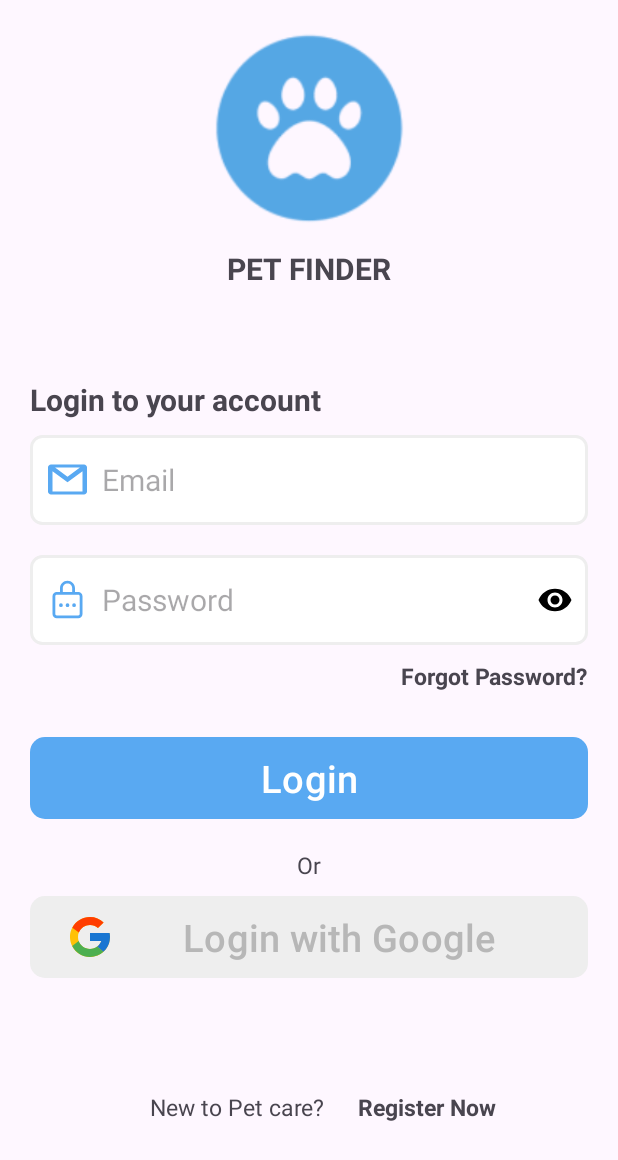
After one commit to vvvjey/Pet_Finder_Appp, an Android app: the layout login.xml on its own in the app's theme, with its tools: preview values and no code run, on a phone screen of 412 x 824 dp. The commit adds this screen. Shown: the top 1160 px of the screen. Run offline under Robolectric (Android 15) with nearby library versions, the phone set to English and light mode, and no system bars.

Commit message:
fea: login, register

```diff
--- /dev/null
+++ b/app/src/main/res/drawable/button_rounded.xml
@@ -0,0 +1,5 @@
+<shape xmlns:android="http://schemas.android.com/apk/res/android">
+    <corners android:radius="10dp" />
+    <solid android:color="@color/blue"
+        />
+</shape>
--- /dev/null
+++ b/app/src/main/res/drawable/button_rounded_gray.xml
@@ -0,0 +1,5 @@
+<shape xmlns:android="http://schemas.android.com/apk/res/android">
+    <corners android:radius="10dp" />
+    <solid android:color="@color/gray"
+        />
+</shape>
--- /dev/null
+++ b/app/src/main/res/drawable/edittext_rounded.xml
@@ -0,0 +1,11 @@
+<shape xmlns:android="http://schemas.android.com/apk/res/android">
+    <solid android:color="#FFFFFF" /> <!-- Màu nền của EditText -->
+    <corners android:radius="7dp" /> <!-- Bán kính bo tròn của EditText -->
+
+    <stroke
+        android:width="2dp"
+        android:color="@color/gray" /> <!-- Màu sắc của khung bo tròn -->
+    <padding
+        android:left="10dp"
+        android:right="10dp" /> <!-- Độ dài của khung bo tròn -->
+</shape>
--- /dev/null
+++ b/app/src/main/res/drawable/ic_eye.xml
@@ -0,0 +1,5 @@
+<vector xmlns:android="http://schemas.android.com/apk/res/android" android:height="24dp" android:tint="#000000" android:viewportHeight="24" android:viewportWidth="24" android:width="24dp">
+
+    <path android:fillColor="@android:color/white" android:pathData="M12,4.5C7,4.5 2.73,7.61 1,12c1.73,4.39 6,7.5 11,7.5s9.27,-3.11 11,-7.5c-1.73,-4.39 -6,-7.5 -11,-7.5zM12,17c-2.76,0 -5,-2.24 -5,-5s2.24,-5 5,-5 5,2.24 5,5 -2.24,5 -5,5zM12,9c-1.66,0 -3,1.34 -3,3s1.34,3 3,3 3,-1.34 3,-3 -1.34,-3 -3,-3z"/>
+
+</vector>
--- /dev/null
+++ b/app/src/main/res/drawable/icons8_fullname.xml
@@ -0,0 +1,5 @@
+<vector xmlns:android="http://schemas.android.com/apk/res/android" android:autoMirrored="true" android:height="30dp" android:tint="#59A9F2" android:viewportHeight="24" android:viewportWidth="24" android:width="30dp">
+
+    <path android:fillColor="@android:color/white" android:pathData="M12,2C6.48,2 2,6.48 2,12s4.48,10 10,10s10,-4.48 10,-10S17.52,2 12,2zM12,6c1.93,0 3.5,1.57 3.5,3.5S13.93,13 12,13s-3.5,-1.57 -3.5,-3.5S10.07,6 12,6zM12,20c-2.03,0 -4.43,-0.82 -6.14,-2.88C7.55,15.8 9.68,15 12,15s4.45,0.8 6.14,2.12C16.43,19.18 14.03,20 12,20z"/>
+
+</vector>
--- /dev/null
+++ b/app/src/main/res/drawable/icons8_gmail.xml
@@ -0,0 +1,5 @@
+<vector xmlns:android="http://schemas.android.com/apk/res/android" android:autoMirrored="true" android:height="30dp" android:viewportHeight="30" android:viewportWidth="30" android:width="30dp">
+
+    <path android:fillColor="#59A9F2" android:pathData="M4,5C2.907,5 2,5.907 2,7L2,23C2,24.093 2.907,25 4,25L26,25C27.093,25 28,24.093 28,23L28,7C28,5.907 27.093,5 26,5L4,5zM6.699,7L23.301,7L15,13.135L6.699,7zM5,9.475L15,16.865L25,9.475L25,23L5,23L5,9.475z"/>
+
+</vector>
--- /dev/null
+++ b/app/src/main/res/drawable/icons8_google.xml
@@ -0,0 +1,11 @@
+<vector xmlns:android="http://schemas.android.com/apk/res/android" android:autoMirrored="true" android:height="32dp" android:viewportHeight="48" android:viewportWidth="48" android:width="32dp">
+
+    <path android:fillColor="#FFC107" android:pathData="M43.611,20.083H42V20H24v8h11.303c-1.649,4.657 -6.08,8 -11.303,8c-6.627,0 -12,-5.373 -12,-12c0,-6.627 5.373,-12 12,-12c3.059,0 5.842,1.154 7.961,3.039l5.657,-5.657C34.046,6.053 29.268,4 24,4C12.955,4 4,12.955 4,24c0,11.045 8.955,20 20,20c11.045,0 20,-8.955 20,-20C44,22.659 43.862,21.35 43.611,20.083z"/>
+
+    <path android:fillColor="#FF3D00" android:pathData="M6.306,14.691l6.571,4.819C14.655,15.108 18.961,12 24,12c3.059,0 5.842,1.154 7.961,3.039l5.657,-5.657C34.046,6.053 29.268,4 24,4C16.318,4 9.656,8.337 6.306,14.691z"/>
+
+    <path android:fillColor="#4CAF50" android:pathData="M24,44c5.166,0 9.86,-1.977 13.409,-5.192l-6.19,-5.238C29.211,35.091 26.715,36 24,36c-5.202,0 -9.619,-3.317 -11.283,-7.946l-6.522,5.025C9.505,39.556 16.227,44 24,44z"/>
+
+    <path android:fillColor="#1976D2" android:pathData="M43.611,20.083H42V20H24v8h11.303c-0.792,2.237 -2.231,4.166 -4.087,5.571c0.001,-0.001 0.002,-0.001 0.003,-0.002l6.19,5.238C36.971,39.205 44,34 44,24C44,22.659 43.862,21.35 43.611,20.083z"/>
+
+</vector>
--- /dev/null
+++ b/app/src/main/res/drawable/icons8_password.xml
@@ -0,0 +1,5 @@
+<vector xmlns:android="http://schemas.android.com/apk/res/android" android:autoMirrored="true" android:height="30dp" android:viewportHeight="48" android:viewportWidth="48" android:width="30dp">
+
+    <path android:fillColor="#59A9F2" android:pathData="M24,4C19.599,4 16,7.599 16,12L16,16L12.5,16C10.032,16 8,18.032 8,20.5L8,39.5C8,41.968 10.032,44 12.5,44L35.5,44C37.968,44 40,41.968 40,39.5L40,20.5C40,18.032 37.968,16 35.5,16L32,16L32,12C32,7.599 28.401,4 24,4zM24,7C26.779,7 29,9.221 29,12L29,16L19,16L19,12C19,9.221 21.221,7 24,7zM12.5,19L35.5,19C36.347,19 37,19.654 37,20.5L37,39.5C37,40.347 36.347,41 35.5,41L12.5,41C11.654,41 11,40.347 11,39.5L11,20.5C11,19.654 11.654,19 12.5,19zM17,28A2,2 0,0 0,17 32A2,2 0,0 0,17 28zM24,28A2,2 0,0 0,24 32A2,2 0,0 0,24 28zM31,28A2,2 0,0 0,31 32A2,2 0,0 0,31 28z"/>
+
+</vector>
--- /dev/null
+++ b/app/src/main/res/layout/login.xml
@@ -0,0 +1,165 @@
+<?xml version="1.0" encoding="utf-8"?>
+<androidx.constraintlayout.widget.ConstraintLayout xmlns:android="http://schemas.android.com/apk/res/android"
+    xmlns:app="http://schemas.android.com/apk/res-auto"
+    xmlns:tools="http://schemas.android.com/tools"
+    android:id="@+id/main"
+    android:layout_width="match_parent"
+    android:layout_height="match_parent"
+    tools:context=".MainActivity">
+
+
+
+    <ImageView
+        android:id="@+id/imgLogo"
+        android:layout_width="150dp"
+        android:layout_height="150dp"
+        android:layout_marginTop="15dp"
+        app:layout_constraintStart_toStartOf="parent"
+        app:layout_constraintEnd_toEndOf="parent"
+        app:layout_constraintTop_toTopOf="parent"
+        app:srcCompat="@drawable/logo"
+        />
+    <TextView
+        android:id="@+id/tvName"
+        android:layout_width="wrap_content"
+        android:layout_height="wrap_content"
+        android:text="PET FINDER"
+        android:textSize="20sp"
+        android:textStyle="bold"
+        app:layout_constraintStart_toStartOf="parent"
+        app:layout_constraintEnd_toEndOf="parent"
+        app:layout_constraintTop_toBottomOf="@+id/imgLogo"
+        />
+    <TextView
+        android:id="@+id/tvLoginToAccount"
+        android:layout_width="wrap_content"
+        android:layout_height="wrap_content"
+        android:text="Login to your account"
+        android:textSize="20sp"
+        android:textStyle="bold"
+        android:layout_marginStart="20dp"
+        android:layout_marginTop="60dp"
+        app:layout_constraintStart_toStartOf="parent"
+        app:layout_constraintTop_toBottomOf="@+id/tvName"
+        />
+    <EditText
+        android:id="@+id/edtEmail"
+        android:layout_width="match_parent"
+        android:layout_height="60dp"
+        android:textSize="20sp"
+        android:layout_marginStart="20dp"
+        android:layout_marginEnd="20dp"
+        android:textColor="@color/black"
+        android:hint="Email"
+        android:layout_marginTop="10dp"
+        android:drawableStart="@drawable/icons8_gmail"
+        android:drawablePadding="8dp"
+        android:background="@drawable/edittext_rounded"
+        app:layout_constraintStart_toStartOf="parent"
+        app:layout_constraintEnd_toEndOf="parent"
+        app:layout_constraintTop_toBottomOf="@+id/tvLoginToAccount"
+        app:layout_constraintVertical_chainStyle="packed" />
+
+    <EditText
+        android:id="@+id/edtPassword"
+        android:layout_width="match_parent"
+        android:layout_height="60dp"
+        android:textSize="20sp"
+        android:inputType="textPassword"
+        android:layout_marginStart="20dp"
+        android:layout_marginEnd="20dp"
+        android:textColor="@color/black"
+        android:hint="Password"
+        android:drawablePadding="8dp"
+        android:layout_marginTop="20dp"
+        android:drawableStart="@drawable/icons8_password"
+        android:drawableEnd="@drawable/ic_eye"
+        android:background="@drawable/edittext_rounded"
+        app:layout_constraintStart_toStartOf="parent"
+        app:layout_constraintEnd_toEndOf="parent"
+        app:layout_constraintTop_toBottomOf="@+id/edtEmail"
+        app:layout_constraintEnd_toStartOf="@+id/btnShowPass"
+        />
+
+        />
+    <TextView
+        android:id="@+id/tvForgotPassword"
+        android:layout_width="wrap_content"
+        android:layout_height="wrap_content"
+        android:text="Forgot Password?"
+        android:textSize="15sp"
+        android:textStyle="bold"
+        android:layout_marginTop="10dp"
+        android:layout_marginEnd="20dp"
+        app:layout_constraintTop_toBottomOf="@+id/edtPassword"
+        app:layout_constraintEnd_toEndOf="parent"
+        android:clickable="true"
+        android:focusable="true"
+        />
+    <Button
+        android:id="@+id/btnLogin"
+        android:layout_width="match_parent"
+        android:layout_height="wrap_content"
+        android:layout_marginStart="20dp"
+        android:layout_marginEnd="20dp"
+        android:text="Login"
+        android:layout_marginTop="30dp"
+        android:textSize="25sp"
+        android:background="@drawable/button_rounded"
+        app:backgroundTint="@null"
+        app:layout_constraintTop_toBottomOf="@+id/tvForgotPassword"
+        />
+    <TextView
+        android:id="@+id/tvOther"
+        android:layout_width="wrap_content"
+        android:layout_height="wrap_content"
+        android:text="Or"
+        android:textSize="15sp"
+        android:layout_marginTop="20dp"
+        app:layout_constraintStart_toStartOf="parent"
+        app:layout_constraintEnd_toEndOf="parent"
+        app:layout_constraintTop_toBottomOf="@+id/btnLogin"
+        />
+    <Button
+        android:id="@+id/btnLoginGG"
+        android:layout_width="match_parent"
+        android:layout_height="wrap_content"
+        android:layout_marginStart="20dp"
+        android:layout_marginEnd="20dp"
+        android:text="Login with Google"
+        android:layout_marginTop="10dp"
+        android:drawableLeft="@drawable/icons8_google"
+        android:textSize="25sp"
+        android:textColor="#B7B7B7"
+        android:background="@drawable/button_rounded_gray"
+        app:backgroundTint="@null"
+        app:layout_constraintTop_toBottomOf="@+id/tvOther"
+        />
+
+    <TextView
+        android:id="@+id/tvHaveAccount"
+        android:layout_width="wrap_content"
+        android:layout_height="wrap_content"
+        android:text="New to Pet care?"
+        android:textSize="15sp"
+        android:layout_marginLeft="100dp"
+        app:layout_constraintStart_toStartOf="parent"
+        app:layout_constraintBottom_toBottomOf="parent"
+        app:layout_constraintTop_toBottomOf="@+id/btnLoginGG"
+        />
+    <TextView
+        android:layout_width="wrap_content"
+        android:layout_height="wrap_content"
+        android:text="Register Now"
+        android:textSize="15sp"
+        android:textStyle="bold"
+        android:layout_marginLeft="-60dp"
+        app:layout_constraintStart_toEndOf="@id/tvHaveAccount"
+        app:layout_constraintEnd_toEndOf="parent"
+        app:layout_constraintBottom_toBottomOf="parent"
+        app:layout_constraintTop_toBottomOf="@+id/btnLoginGG"
+        android:clickable="true"
+        android:focusable="true"
+        />
+
+</androidx.constraintlayout.widget.ConstraintLayout>
--- a/app/src/main/res/values/colors.xml
+++ b/app/src/main/res/values/colors.xml
@@ -1,5 +1,9 @@
 <?xml version="1.0" encoding="utf-8"?>
 <resources>
-    <color name="black">#FF000000</color>
-    <color name="white">#FFFFFFFF</color>
+    <color name="black">#000000</color>
+    <color name="white">#FFFFFF</color>
+    <color name="yellow">#FF9900</color>
+    <color name="gray">#EEEEEE</color>
+    <color name="red">#f00</color>
+    <color name="blue">#59A9F2</color>
 </resources>
```
Also changed, not shown: app/src/main/java/com/example/pet_finder_app/ShowPassword.java (added, +47 -0 lines), app/src/main/res/drawable/bottom_border_gray.xml (deleted, +0 -10 lines), app/src/main/res/drawable/eye_off.xml (added, +9 -0 lines), app/src/main/res/layout/register.xml (added, +132 -0 lines), app/src/main/res/drawable/back.jpg (added), app/src/main/res/drawable/eye.jpg (added), app/src/main/res/drawable/ic_email.jpg (added), app/src/main/res/drawable/key.jpg (added), app/src/main/res/drawable/logo.jpg (added), app/src/main/res/drawable/user.jpg (added).
